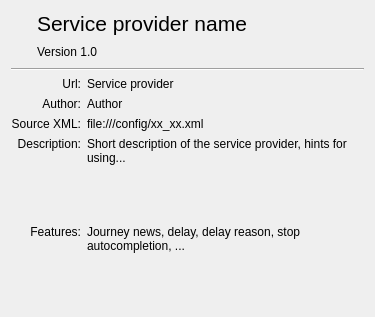
KDE/publictransport, file applet/accessorInfo.ui: the form before one commit.
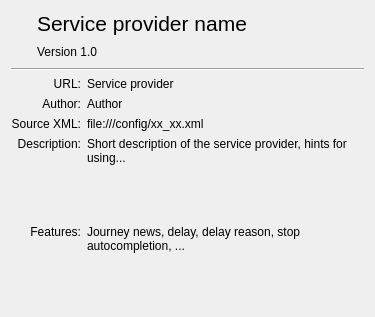
The form after the commit. Custom widgets are drawn as their Qt base class.

Commit message: Minor proof-reading changes.  The handling of plural forms in departureinfo.cpp at lines 72 onwards needs checking, I'm not sure it's right in all cases.  For instance, at line 72, it displays "%3 minutes", irrespective of what argument 3 (remainingDelay) is.  In other places, if you want to display '3 hours and 1 minute' correctlt, it needs to be broken up into two strings to allow two plural calls to be made.

The edit to the form file:
```diff
--- a/applet/accessorInfo.ui
+++ b/applet/accessorInfo.ui
@@ -107,7 +107,7 @@
    <item row="4" column="0" colspan="2">
     <widget class="QLabel" name="lblUrl">
      <property name="text">
-      <string>Url:</string>
+      <string>URL:</string>
      </property>
      <property name="alignment">
       <set>Qt::AlignRight|Qt::AlignTrailing|Qt::AlignVCenter</set>
```
The commit also changes 1 other file.
